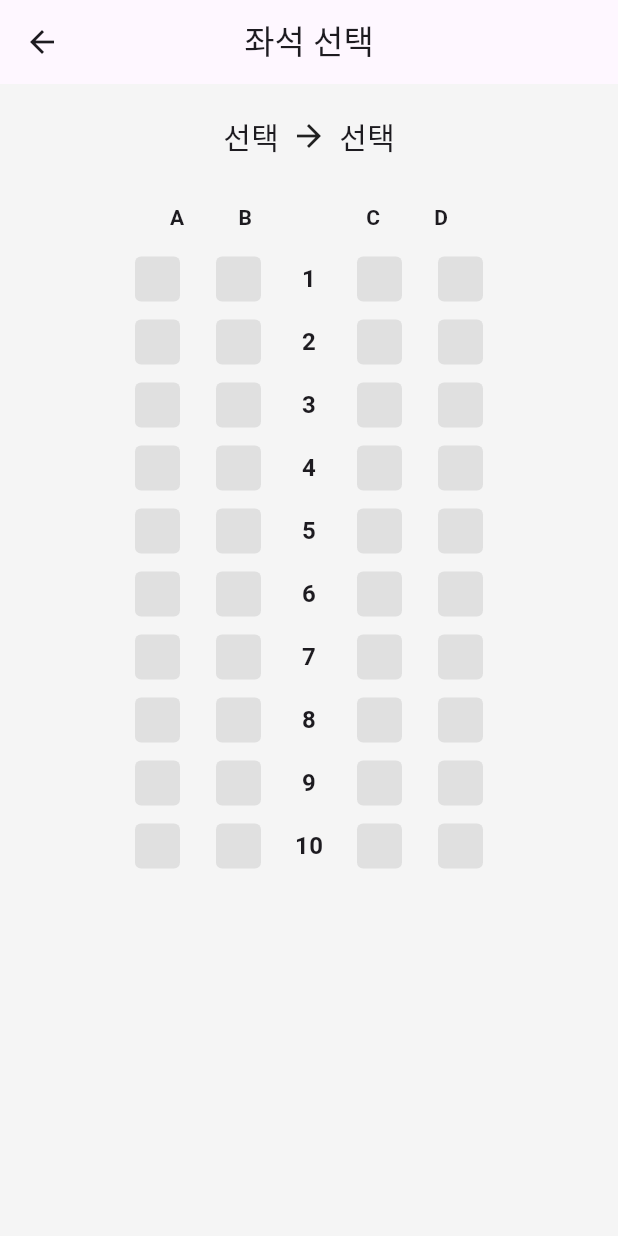
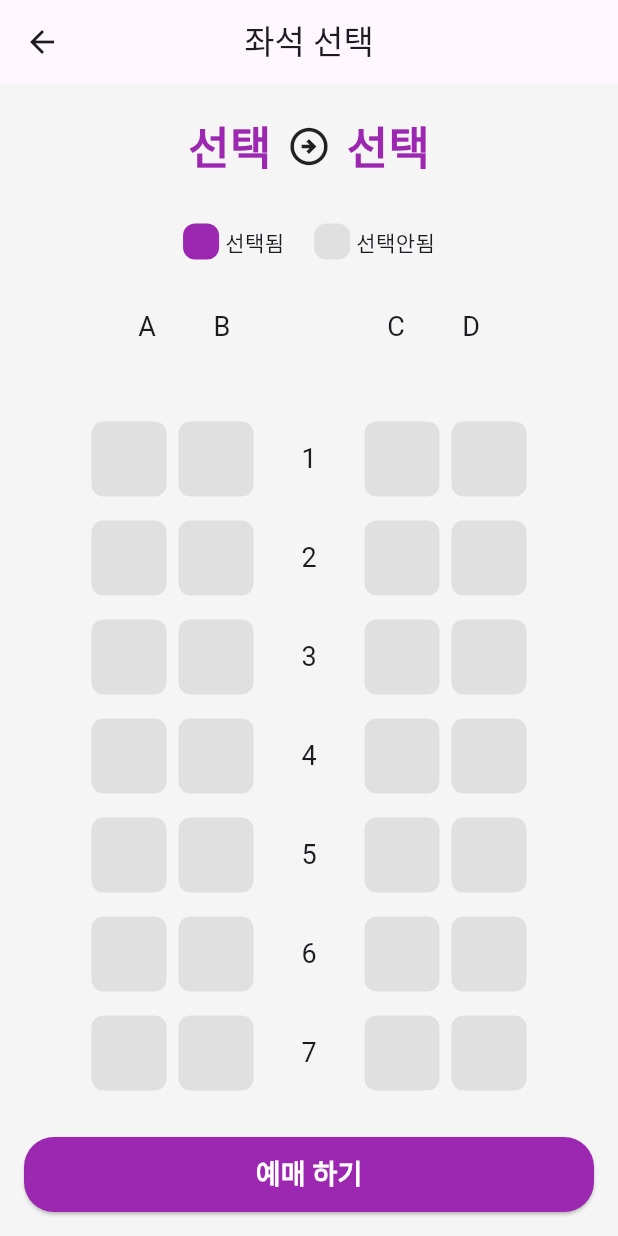
Before and after one commit to 8xc0m4/flutter_train_app, a Flutter app: the screen it shows after launch, after a tap on "좌석 선택", on a phone screen of 412 x 824 dp. Run offline on Flutter 3.47's test engine with Material 3 defaults, Android fonts, the phone set to English and light mode, and no system bars.

Commit message:
필수 완

```diff
--- a/lib/home_page.dart
+++ b/lib/home_page.dart
@@ -2,17 +2,21 @@ import 'package:flutter/material.dart';
 import 'package:flutter_train_app/station_card.dart';
 import 'seat_page.dart';
 
+// 앱의 메인 화면을 담당하는 HomePage 위젯 (출발역/도착역 선택 → 좌석 선택)
 class HomePage extends StatefulWidget {
-  const HomePage({super.key}); // 생성자
+  const HomePage({super.key}); // 생성자, 키 값을 부모로부터 전달 가능
 
   @override
-  State<HomePage> createState() => _HomePageState();
+  State<HomePage> createState() => _HomePageState(); // 상태 객체 생성
 }
 
+// HomePage의 상태를 관리하는 클래스
+// 출발역/도착역 정보를 상태로 갖고 있으며, UI 갱신 기능도 포함
 class _HomePageState extends State<HomePage> {
-  String departure = '선택';
-  String arrival = '선택';
+  String departure = '선택'; // 초기 출발역 (사용자가 선택 전까지 "선택" 표시)
+  String arrival = '선택'; // 초기 도착역
 
+  // StationCard로부터 변경된 출/도착역을 전달받아 상태 갱신
   void updateStations(String newDeparture, String newArrival) {
     setState(() {
       departure = newDeparture;
@@ -27,29 +31,35 @@ class _HomePageState extends State<HomePage> {
         title: const Text('기차 예매'),
         centerTitle: true,
         backgroundColor:
-            Theme.of(context).appBarTheme.backgroundColor, // 앱바 배경색
-        foregroundColor: Colors.black,
-        elevation: 0,
+            Theme.of(context).appBarTheme.backgroundColor, // 테마색 반영
+        foregroundColor: Colors.black, // 글자색
+        elevation: 0, // 그림자 제거
       ),
       body: Container(
-        color: Colors.grey[200],
+        color: Colors.grey[200], // 전체 배경 회색
         child: Center(
+          // 가운데 정렬
           child: Column(
+            // 수직 배치
             mainAxisAlignment: MainAxisAlignment.center,
             children: [
+              //  출발역 , 도착역을 보여주고 선택할 수 있는 카드
               StationCard(
-                departure: departure,
-                arrival: arrival,
-                onUpdate: updateStations,
+                departure: departure, // 현재 출발역 전달
+                arrival: arrival, // 현재 도착역 전달
+                onUpdate: updateStations, // 역 선택 시 상태 갱신 콜백 전달
               ),
               const SizedBox(height: 30),
+
+              // 좌석 선택 페이지로 넘어가는 버튼 영역
               Container(
-                padding: const EdgeInsets.symmetric(horizontal: 40),
+                padding: const EdgeInsets.symmetric(horizontal: 20),
                 child: SizedBox(
                   width: double.infinity,
                   height: 50,
                   child: ElevatedButton(
                     onPressed: () {
+                      // 좌석 선택 페이지로 이동하며 출/도착역 정보 전달
                       Navigator.push(
                         context,
                         MaterialPageRoute(
--- a/lib/seat_page.dart
+++ b/lib/seat_page.dart
@@ -1,127 +1,159 @@
 import 'package:flutter/material.dart';
 
-class SeatPage extends StatelessWidget {
+class SeatPage extends StatefulWidget {
   final String departure;
   final String arrival;
 
-  SeatPage({
+  const SeatPage({
     super.key,
     required this.departure,
     required this.arrival,
   });
 
-  final List<String> leftSeats = ['A', 'B']; // 좌측 좌석 두 개
-  final List<String> rightSeats = ['C', 'D']; // 우측 좌석 두 개
-  final List<String> rowNumbers =
-      List.generate(10, (index) => '${index + 1}'); // 1~10 숫자
+  @override
+  State<SeatPage> createState() => _SeatPageState();
+}
+
+class _SeatPageState extends State<SeatPage> {
+  // 좌석 선택 상태를 저장할 Set
+  final Set<String> selectedSeats = {};
+
+  // 좌석 구성: A~D 열, 1~20행
+  final List<String> seatRows = List.generate(20, (i) => '${i + 1}');
+  final List<String> leftSeats = ['A', 'B'];
+  final List<String> rightSeats = ['C', 'D'];
 
   @override
   Widget build(BuildContext context) {
     return Scaffold(
+      // 상단 앱바
       appBar: AppBar(
         title: const Text('좌석 선택'),
         centerTitle: true,
       ),
+
       body: Column(
         children: [
           const SizedBox(height: 20),
 
-          // 출발역 → 도착역
+          // 출발역 -> 도착역 표시
           Row(
             mainAxisAlignment: MainAxisAlignment.center,
             children: [
-              Text(departure, style: const TextStyle(fontSize: 20)),
-              const SizedBox(width: 8),
-              const Icon(Icons.arrow_forward),
-              const SizedBox(width: 8),
-              Text(arrival, style: const TextStyle(fontSize: 20)),
+              Text(
+                widget.departure,
+                style: const TextStyle(
+                  fontSize: 30,
+                  fontWeight: FontWeight.bold,
+                  color: Colors.purple,
+                ),
+              ),
+              const SizedBox(width: 10),
+
+              // 화살표 아이콘
+              const Icon(
+                Icons.arrow_circle_right_outlined,
+                size: 30,
+              ),
+              const SizedBox(width: 10),
+
+              Text(
+                widget.arrival,
+                style: const TextStyle(
+                  fontSize: 30,
+                  fontWeight: FontWeight.bold,
+                  color: Colors.purple,
+                ),
+              ),
             ],
           ),
+
           const SizedBox(height: 30),
 
-          // 가로 A, B, C, D 라벨 (숫자는 생략 혹은 따로 구현 가능)
-          Row(
-            mainAxisAlignment: MainAxisAlignment.center,
-            children: [
-              ...leftSeats.map((label) => Padding(
-                    padding: const EdgeInsets.symmetric(horizontal: 18),
-                    child: Text(label,
-                        style: const TextStyle(fontWeight: FontWeight.bold)),
-                  )),
-              const SizedBox(width: 40), // 숫자 라벨 자리 공간
-              ...rightSeats.map((label) => Padding(
-                    padding: const EdgeInsets.symmetric(horizontal: 18),
-                    child: Text(label,
-                        style: const TextStyle(fontWeight: FontWeight.bold)),
-                  )),
-            ],
+          // 좌석 상태 설명 박스
+          Padding(
+            padding: const EdgeInsets.symmetric(horizontal: 20.0),
+            child: Row(
+              mainAxisAlignment: MainAxisAlignment.center,
+              children: [
+                _buildLegendBox(true),
+                const SizedBox(width: 4),
+                const Text('선택됨'),
+                const SizedBox(width: 20),
+                _buildLegendBox(false),
+                const SizedBox(width: 4),
+                const Text('선택안됨'),
+              ],
+            ),
           ),
+
+          const SizedBox(height: 20),
+
+          // ABCD 열 라벨
+          Padding(
+            padding: const EdgeInsets.symmetric(horizontal: 20),
+            child: Row(
+              mainAxisAlignment: MainAxisAlignment.center,
+              children: [
+                ...leftSeats.map((s) => _buildLabelBox(s)),
+                const SizedBox(width: 8),
+                _buildLabelBox(''),
+                const SizedBox(width: 8),
+                ...rightSeats.map((s) => _buildLabelBox(s)),
+              ],
+            ),
+          ),
+
           const SizedBox(height: 10),
 
+          // 좌석 리스트 (스크롤 영역)
           Expanded(
             child: ListView.builder(
-              itemCount: rowNumbers.length,
+              padding: const EdgeInsets.symmetric(vertical: 20),
+              itemCount: seatRows.length,
               itemBuilder: (context, index) {
-                final rowNum = rowNumbers[index];
-
+                final row = seatRows[index];
                 return Padding(
-                  padding:
-                      const EdgeInsets.symmetric(vertical: 6, horizontal: 20),
+                  padding: const EdgeInsets.symmetric(vertical: 8),
                   child: Row(
                     mainAxisAlignment: MainAxisAlignment.center,
                     children: [
-                      // 좌측 좌석 A, B
-                      ...leftSeats.map((seat) {
-                        final seatLabel = '$seat$rowNum';
-                        return GestureDetector(
-                          onTap: () {
-                            _showSeatDialog(context, seatLabel);
-                          },
-                          child: Container(
-                            width: 30,
-                            height: 30,
-                            margin: const EdgeInsets.symmetric(horizontal: 12),
-                            decoration: BoxDecoration(
-                              color: Colors.grey[300],
-                              borderRadius: BorderRadius.circular(4),
-                            ),
-                          ),
-                        );
-                      }).toList(),
-
-                      // 숫자 라벨: 가운데 위치, 세로 중앙 정렬
-                      Container(
-                        width: 40,
-                        alignment: Alignment.center,
-                        child: Text(
-                          rowNum,
-                          style: const TextStyle(
-                              fontWeight: FontWeight.bold, fontSize: 16),
-                        ),
-                      ),
-
-                      // 우측 좌석 C, D
-                      ...rightSeats.map((seat) {
-                        final seatLabel = '$seat$rowNum';
-                        return GestureDetector(
-                          onTap: () {
-                            _showSeatDialog(context, seatLabel);
-                          },
-                          child: Container(
-                            width: 30,
-                            height: 30,
-                            margin: const EdgeInsets.symmetric(horizontal: 12),
-                            decoration: BoxDecoration(
-                              color: Colors.grey[300],
-                              borderRadius: BorderRadius.circular(4),
-                            ),
-                          ),
-                        );
-                      }).toList(),
+                      ...leftSeats.map((col) => _buildSeat('$col$row')),
+                      const SizedBox(width: 8),
+                      _buildLabelBox(row),
+                      const SizedBox(width: 8),
+                      ...rightSeats.map((col) => _buildSeat('$col$row')),
                     ],
                   ),
                 );
               },
+            ),
+          ),
+
+          const SizedBox(height: 10),
+
+          // 예매 버튼
+          Padding(
+            padding: const EdgeInsets.all(16.0),
+            child: ElevatedButton(
+              style: ElevatedButton.styleFrom(
+                backgroundColor: Colors.purple,
+                shape: RoundedRectangleBorder(
+                  borderRadius: BorderRadius.circular(20),
+                ),
+                minimumSize: const Size.fromHeight(50),
+              ),
+              onPressed: () {
+                _showSelectedSeats(context);
+              },
+              child: const Text(
+                '예매 하기',
+                style: TextStyle(
+                  fontSize: 18,
+                  fontWeight: FontWeight.bold,
+                  color: Colors.white,
+                ),
+              ),
             ),
           ),
         ],
@@ -129,15 +161,71 @@ class SeatPage extends StatelessWidget {
     );
   }
 
-  void _showSeatDialog(BuildContext context, String seatLabel) {
+  // 좌석 상태 박스 위젯 생성
+  Widget _buildLegendBox(bool isSelected) {
+    return Container(
+      width: 24,
+      height: 24,
+      decoration: BoxDecoration(
+        color: isSelected ? Colors.purple : Colors.grey[300]!,
+        borderRadius: BorderRadius.circular(8),
+      ),
+    );
+  }
+
+  // ABCD 또는 행번호 레이블 박스
+  Widget _buildLabelBox(String label) {
+    return Container(
+      width: 50,
+      height: 50,
+      alignment: Alignment.center,
+      child: Text(
+        label,
+        style: const TextStyle(fontSize: 18),
+      ),
+    );
+  }
+
+  // 좌석 박스 생성
+  Widget _buildSeat(String seatId) {
+    final isSelected = selectedSeats.contains(seatId);
+
+    return GestureDetector(
+      onTap: () {
+        setState(() {
+          if (isSelected) {
+            selectedSeats.remove(seatId);
+          } else {
+            selectedSeats.add(seatId);
+          }
+        });
+      },
+      child: Container(
+        width: 50,
+        height: 50,
+        margin: const EdgeInsets.symmetric(horizontal: 4),
+        decoration: BoxDecoration(
+          color: isSelected ? Colors.purple : Colors.grey[300]!,
+          borderRadius: BorderRadius.circular(8),
+        ),
+      ),
+    );
+  }
+
+  // 예매 확인 다이얼로그
+  void _showSelectedSeats(BuildContext context) {
     showDialog(
       context: context,
-      builder: (context) => AlertDialog(
-        title: const Text('좌석 선택'),
-        content: Text('선택한 좌석: $seatLabel'),
+      builder: (_) => AlertDialog(
+        title: const Text('예매 좌석'),
+        content: Text(selectedSeats.isEmpty
+            ? '선택한 좌석이 없습니다.'
+            : '선택한 좌석: ${selectedSeats.join(', ')}'),
         actions: [
           TextButton(
-              onPressed: () => Navigator.pop(context), child: const Text('확인')),
+            onPressed: () => Navigator.pop(context),
+            child: const Text('확인'),
+          ),
         ],
       ),
     );
--- a/lib/select_station_page.dart
+++ b/lib/select_station_page.dart
@@ -5,47 +5,69 @@ import 'package:flutter/services.dart';
 class SelectStationPage extends StatefulWidget {
   final String title;
 
+// 생성자: title은 필수로 받아야 함, key는 위젯 식별용
   const SelectStationPage({super.key, required this.title});
 
+// 실제 UI 동작을 담당할 State 클래스 연결
   @override
   State<SelectStationPage> createState() => _SelectStationPageState();
 }
 
+// 상태 관리와 UI 로직을 담당할 클래스 정의
 class _SelectStationPageState extends State<SelectStationPage> {
-  List<String> stations = [];
+  List<String> stations = []; // 불러온 역 이름들을 담을 리스트 변수
 
-  // JSON에서 역 목록 불러오기
+// 역 데이터를 비동기로 불러오는 함수 정의
   Future<void> loadStations() async {
+    // assets 폴더에서 stations.json 파일을 문자열로 읽어옴
     final jsonString = await rootBundle.loadString('assets/stations.json');
+
+    // 문자열을 JSON 리스트 형식으로 변환
     final List<dynamic> jsonList = jsonDecode(jsonString);
+
+    // 변환된 JSON 데이터를 문자열 리스트로 바꾸고 화면 갱신
     setState(() {
       stations = jsonList.cast<String>();
     });
   }
 
+// 페이지가 처음 생성될 때 실행됨
   @override
   void initState() {
     super.initState();
     loadStations();
-  }
+  } // 앱 시작과 동시에 역 리스트를 불러오기
 
+// 실제로 화면에 보일 UI를 만드는 함수
   @override
   Widget build(BuildContext context) {
     return Scaffold(
+      // 화면의 기본 구조(앱바 + 본문)를 제공하는 위젯
+
+// 상단 앱바에 전달받은 제목을 표시함
       appBar: AppBar(title: Text(widget.title)),
+
       body: stations.isEmpty
           ? const Center(child: CircularProgressIndicator())
-          //
-          : ListView.builder(
+          // 만약 역 리스트가 아직 안 불러와졌으면, 로딩 중이라는 표시 보여줌
+
+          : ListView.separated(
+              // 아니면, 리스트 형식으로 역 이름들을 하나씩 화면에 표시함
               itemCount: stations.length,
+              // 항목 개수는 불러온 역 리스트 길이만큼
               itemBuilder: (context, index) {
+                // 각 항목마다 어떻게 보여줄지 정의
                 return ListTile(
                   title: Text(stations[index]),
+                  // 리스트 항목: 역 이름 표시
                   onTap: () {
-                    Navigator.pop(context, stations[index]); // 선택된 역 반환
+                    Navigator.pop(context, stations[index]);
+                    // 누르면 이전 화면으로 돌아가며 선택된 역을 결과로 반환함
                   },
                 );
               },
+              separatorBuilder: (context, index) => const Divider(),
+              //구분선 추가
             ),
     );
   }
--- a/lib/station_card.dart
+++ b/lib/station_card.dart
@@ -1,11 +1,14 @@
 import 'package:flutter/material.dart';
 import 'package:flutter_train_app/select_station_page.dart';
 
+// 출발역과 도착역을 선택할 수 있는 카드형 UI 위젯
+// 부모 위젯에서 초기 출발/도착역과 콜백 함수를 전달받는다
 class StationCard extends StatefulWidget {
   final String departure;
   final String arrival;
-  final void Function(String, String) onUpdate;
+  final void Function(String, String) onUpdate; // 출/도착역 변경 시 호출할 콜백 함수
 
+// 생성자에서 필수값을 받아옴
   const StationCard({
     super.key,
     required this.departure,
@@ -13,22 +16,26 @@ class StationCard extends StatefulWidget {
     required this.onUpdate,
   });
 
-  @override
+  @override // 상태 관리를 위한 State 생성
   State<StationCard> createState() => _StationCardState();
 }
 
+// State 클래스: 내부에서 출발역/도착역 상태를 바꿀 수 있음
 class _StationCardState extends State<StationCard> {
+  // late 키워드: 초기화를 initState에서 할 예정임을 의미함
   late String departure;
   late String arrival;
 
   @override
   void initState() {
     super.initState();
+    // 위젯이 처음 생성될 때 부모로부터 전달받은 값을 내부 변수에 저장
     departure = widget.departure;
     arrival = widget.arrival;
   }
 
-//
+  // 역 선택 페이지로 이동하고 결과를 받아오는 함수
+  // isDeparture가 true면 출발역, false면 도착역을 선택하는 흐름
   Future<void> selectStation(bool isDeparture) async {
     final result = await Navigator.push(
       context,
@@ -37,8 +44,11 @@ class _StationCardState extends State<StationCard> {
             SelectStationPage(title: isDeparture ? '출발역 선택' : '도착역 선택'),
       ),
     );
+
+    // 사용자가 선택한 결과가 null이 아니고 String이면 처리
     if (result != null && result is String) {
       setState(() {
+        // 출발역/도착역 구분해서 해당 값을 업데이트
         if (isDeparture) {
           departure = result;
         } else {
@@ -46,66 +56,73 @@ class _StationCardState extends State<StationCard> {
         }
       });
 
-      widget.onUpdate(departure, arrival); // 부모(HomePage)에게 전달
+      // 변경된 출발역/도착역을 부모 위젯에게 콜백으로 전달
+      widget.onUpdate(departure, arrival);
     }
   }
 
+  // 실제 카드 UI 그리기
   @override
   Widget build(BuildContext context) {
-    return Container(
+    return Padding(
+      padding: const EdgeInsets.symmetric(horizontal: 20),
+      child: Container(
         height: 200,
-      margin: const EdgeInsets.symmetric(horizontal: 40),
-      padding: const EdgeInsets.all(50),
         decoration: BoxDecoration(
           color: Colors.white,
-        borderRadius: BorderRadius.circular(20),
+          borderRadius: BorderRadius.circular(20), // 둥근 모서리 카드
         ),
         child: Row(
           children: [
+            // 출발역 영역
             Expanded(
               child: GestureDetector(
-              onTap: () => selectStation(true),
+                onTap: () => selectStation(true), // 출발역 선택 페이지로 이동
                 child: Column(
                   mainAxisAlignment: MainAxisAlignment.center,
                   children: [
                     const Text('출발역',
-                      style: TextStyle(color: Colors.grey, fontSize: 16)),
+                        style: TextStyle(
+                            color: Colors.grey,
+                            fontSize: 16,
+                            fontWeight: FontWeight.bold)),
                     const SizedBox(height: 8),
-                  FittedBox(
-                    fit: BoxFit.scaleDown,
-                    child: Text(
+                    Text(
                       departure,
                       style: const TextStyle(
-                          fontSize: 40, fontWeight: FontWeight.bold),
+                        fontSize: 40,
                       ),
                     ),
                   ],
                 ),
               ),
             ),
+            // 가운데 선
             const SizedBox(width: 10),
             Container(
-            height: 20,
+              height: 50,
               width: 2,
-            color: Colors.grey[300],
-            margin: const EdgeInsets.symmetric(horizontal: 20),
+              color: Colors.grey[400],
             ),
             const SizedBox(width: 10),
+
+            // 도착역 영역
             Expanded(
               child: GestureDetector(
-              onTap: () => selectStation(false),
+                onTap: () => selectStation(false), // 도착역 선택 페이지로 이동
                 child: Column(
                   mainAxisAlignment: MainAxisAlignment.center,
                   children: [
                     const Text('도착역',
-                      style: TextStyle(color: Colors.grey, fontSize: 16)),
+                        style: TextStyle(
+                            color: Colors.grey,
+                            fontSize: 16,
+                            fontWeight: FontWeight.bold)),
                     const SizedBox(height: 8),
-                  FittedBox(
-                    fit: BoxFit.scaleDown,
-                    child: Text(
+                    Text(
                       arrival,
                       style: const TextStyle(
-                          fontSize: 40, fontWeight: FontWeight.bold),
+                        fontSize: 40,
                       ),
                     ),
                   ],
@@ -114,6 +131,7 @@ class _StationCardState extends State<StationCard> {
             ),
           ],
         ),
+      ),
     );
   }
 }
```
Lines whose indentation alone changed are shown as unchanged.
